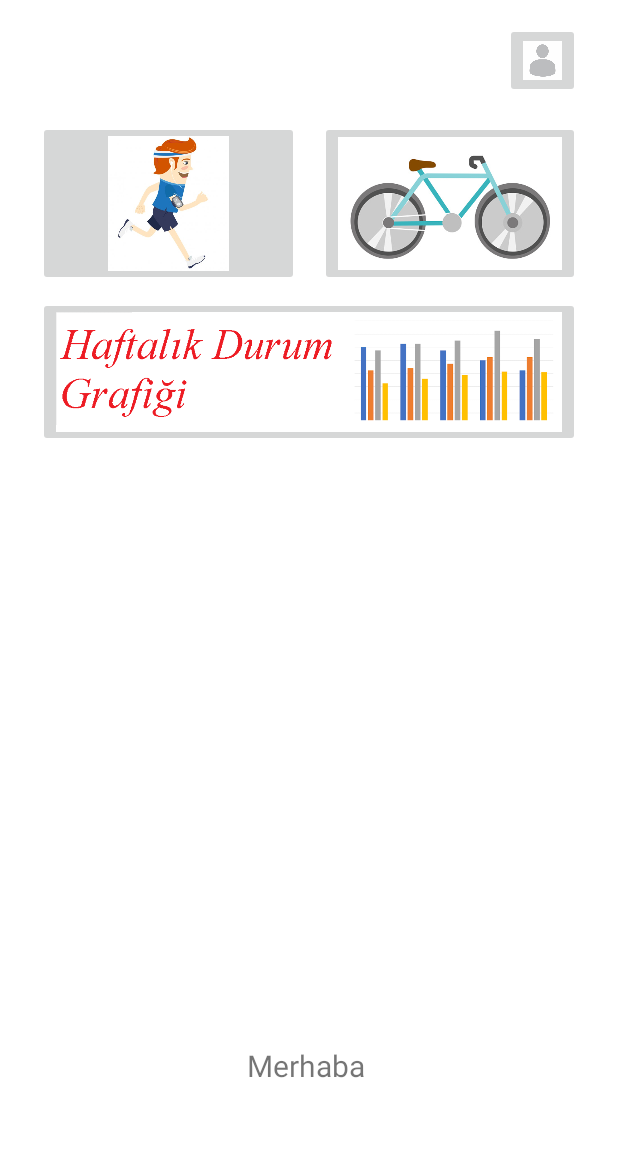
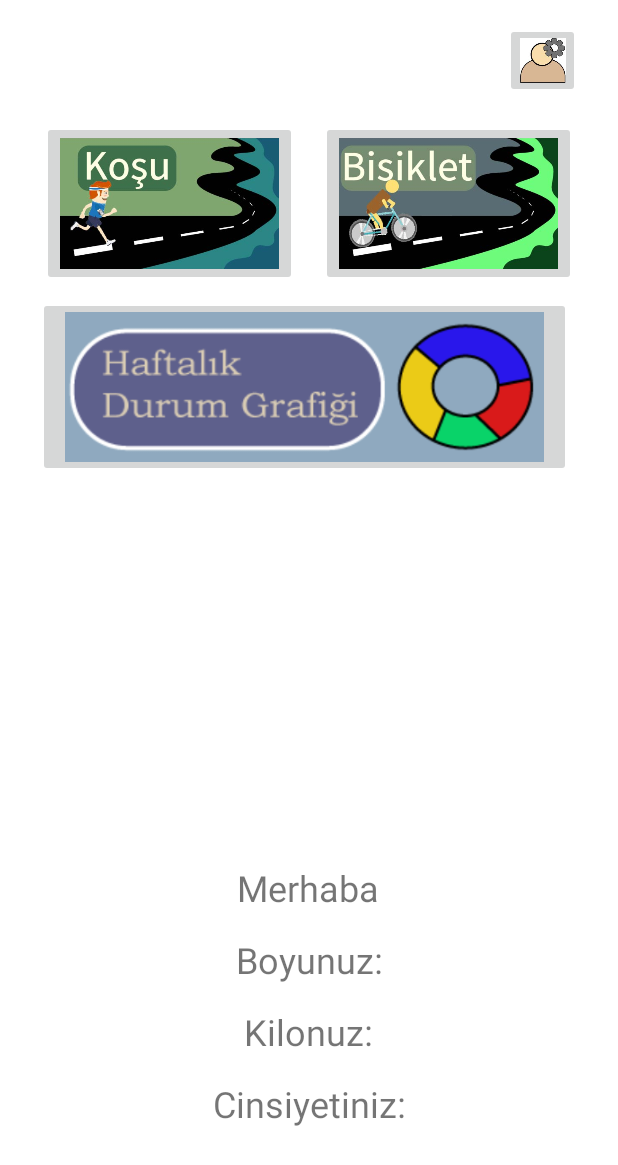
Before and after one commit to Qubits3/CalorieCalculator, an Android app: the layout activity_main.xml on its own in the app's theme, with its tools: preview values and no code run, on a phone screen of 412 x 824 dp. Shown: the top 1165 px of the screen. Run offline under Robolectric (Android 15) with nearby library versions, the phone set to English and light mode, and no system bars.

Commit message:
-Changed images and showing data in main activity.

```diff
--- a/app/src/main/java/com/example/caloriecalculator/MainActivity.java
+++ b/app/src/main/java/com/example/caloriecalculator/MainActivity.java
@@ -15,7 +15,9 @@ public class MainActivity extends AppCompatActivity {
 
     SharedPreferences sharedP;
     TextView name;
-    boolean profile = true;
+    TextView height;
+    TextView weight;
+    TextView gender;
 
     @Override
     protected void onCreate(Bundle savedInstanceState) {
@@ -23,14 +25,24 @@ public class MainActivity extends AppCompatActivity {
         setContentView(R.layout.activity_main);
 
         sharedP = this.getSharedPreferences("com.example.caloriecalculator", Context.MODE_PRIVATE);
-        String cins = sharedP.getString("cinskey", "Belirsiz");
+
         String savedName = sharedP.getString("isim", "İsim bulunamadı");
-
+        String savedSurname = sharedP.getString("soyisim","Girilmedi");
+        String savedHeight = sharedP.getString("boy","Bulunamadı");
+        String savedWeight = sharedP.getString("kilo","Bulunamadı");
+        String savedGender = sharedP.getString("cinskey", "Belirsiz");
 
         name = findViewById(R.id.ad);
-        name.setText("Merhaba " + savedName + " " + cins);
+        height = findViewById(R.id.boy);
+        weight = findViewById(R.id.kilo);
+        gender = findViewById(R.id.cinsiyet);
 
-        if(cins == "Belirsiz"){
+        name.setText("Merhaba " + savedName + " "+savedSurname);
+        gender.setText("Cinsiyetiniz: "+savedGender);
+        height.setText("Boyunuz: "+savedHeight);
+        weight.setText("Kilonuz: "+savedWeight);
+
+        if(savedGender == "Belirsiz"){
             Intent first = new Intent(getApplicationContext(), FirstActivity.class);
             startActivity(first);
         }
--- a/app/src/main/res/layout/activity_main.xml
+++ b/app/src/main/res/layout/activity_main.xml
@@ -13,8 +13,9 @@
         android:layout_height="50dp"
         android:layout_marginTop="15dp"
         android:layout_marginEnd="25dp"
+        android:contentDescription="@string/profile"
         android:onClick="firstActivity"
-        android:scaleType="fitCenter"
+        android:scaleType="centerCrop"
         android:src="@drawable/profile"
         app:layout_constraintBottom_toTopOf="@+id/bicycleButton"
         app:layout_constraintEnd_toEndOf="parent"
@@ -22,12 +23,13 @@
 
     <ImageButton
         android:id="@+id/walkButton"
-        android:layout_width="0dp"
+        android:layout_width="170dp"
         android:layout_height="110dp"
         android:layout_marginStart="25dp"
         android:layout_marginTop="15dp"
         android:layout_marginEnd="14dp"
         android:layout_marginBottom="7dp"
+        android:contentDescription="@string/walking_profile"
         android:onClick="walkActivity"
         android:scaleType="fitCenter"
         app:layout_constraintBottom_toTopOf="@+id/graphButton"
@@ -38,7 +40,7 @@
 
     <ImageButton
         android:id="@+id/bicycleButton"
-        android:layout_width="0dp"
+        android:layout_width="170dp"
         android:layout_height="110dp"
         android:layout_marginTop="15dp"
         android:layout_marginEnd="25dp"
@@ -47,34 +49,73 @@
         app:layout_constraintEnd_toEndOf="parent"
         app:layout_constraintStart_toEndOf="@+id/walkButton"
         app:layout_constraintTop_toBottomOf="@+id/profileButton"
-        app:srcCompat="@drawable/bisiklet" />
+        app:srcCompat="@drawable/bisiklet"
+        android:contentDescription="TODO" />
 
     <ImageButton
         android:id="@+id/graphButton"
-        android:layout_width="0dp"
-        android:layout_height="100dp"
+        android:layout_width="355dp"
+        android:layout_height="120dp"
         android:layout_marginStart="25dp"
         android:layout_marginTop="7dp"
         android:layout_marginEnd="25dp"
+        android:adjustViewBounds="true"
         android:onClick="graphActivity"
         android:scaleType="fitCenter"
         app:layout_constraintEnd_toEndOf="parent"
         app:layout_constraintHorizontal_bias="0.0"
         app:layout_constraintStart_toStartOf="parent"
         app:layout_constraintTop_toBottomOf="@+id/bicycleButton"
-        app:srcCompat="@drawable/grafikbutonu" />
+        app:srcCompat="@drawable/grafikbutonu"
+        android:contentDescription="@string/todo" />
 
     <TextView
         android:id="@+id/ad"
         android:layout_width="wrap_content"
         android:layout_height="wrap_content"
-        android:layout_marginBottom="100dp"
-        android:text="Merhaba "
+        android:layout_marginBottom="216dp"
+        android:text="@string/merhaba"
 
-        android:textSize="20dp"
+        android:textSize="24sp"
         app:layout_constraintBottom_toBottomOf="parent"
         app:layout_constraintEnd_toEndOf="parent"
+        app:layout_constraintHorizontal_bias="0.498"
         app:layout_constraintStart_toStartOf="parent" />
+
+    <TextView
+        android:id="@+id/boy"
+        android:layout_width="wrap_content"
+        android:layout_height="wrap_content"
+        android:layout_marginTop="15dp"
+        android:text="@string/boyunuz"
+        android:textSize="24sp"
+        app:layout_constraintEnd_toEndOf="parent"
+        app:layout_constraintHorizontal_bias="0.502"
+        app:layout_constraintStart_toStartOf="parent"
+        app:layout_constraintTop_toBottomOf="@+id/ad" />
+
+    <TextView
+        android:id="@+id/kilo"
+        android:layout_width="wrap_content"
+        android:layout_height="wrap_content"
+        android:layout_marginTop="15dp"
+        android:text="@string/kilonuz"
+        android:textSize="24sp"
+        app:layout_constraintEnd_toEndOf="parent"
+        app:layout_constraintHorizontal_bias="0.498"
+        app:layout_constraintStart_toStartOf="parent"
+        app:layout_constraintTop_toBottomOf="@+id/boy" />
+
+    <TextView
+        android:id="@+id/cinsiyet"
+        android:layout_width="wrap_content"
+        android:layout_height="wrap_content"
+        android:layout_marginTop="15dp"
+        android:text="@string/cinsiyetiniz"
+        android:textSize="24sp"
+        app:layout_constraintEnd_toEndOf="parent"
+        app:layout_constraintStart_toStartOf="parent"
+        app:layout_constraintTop_toBottomOf="@+id/kilo" />
 
 
 </androidx.constraintlayout.widget.ConstraintLayout>
--- a/app/src/main/res/values/strings.xml
+++ b/app/src/main/res/values/strings.xml
@@ -14,4 +14,10 @@
     <string name="_0_kalori">0 kalori</string>
     <string name="_0_metre">0 metre</string>
     <string name="_0_m_s">0 m/s</string>
+    <string name="profile">profile</string>
+    <string name="merhaba">Merhaba</string>
+    <string name="kilonuz">Kilonuz:</string>
+    <string name="cinsiyetiniz">Cinsiyetiniz:</string>
+    <string name="boyunuz">Boyunuz:</string>
+    <string name="todo">TODO</string>
 </resources>
```
Also changed, not shown: app/src/main/res/drawable/bisiklet.jpg, app/src/main/res/drawable/grafikbutonu.png, app/src/main/res/drawable/kosanadam.jpg, app/src/main/res/drawable/profile.jpg.
